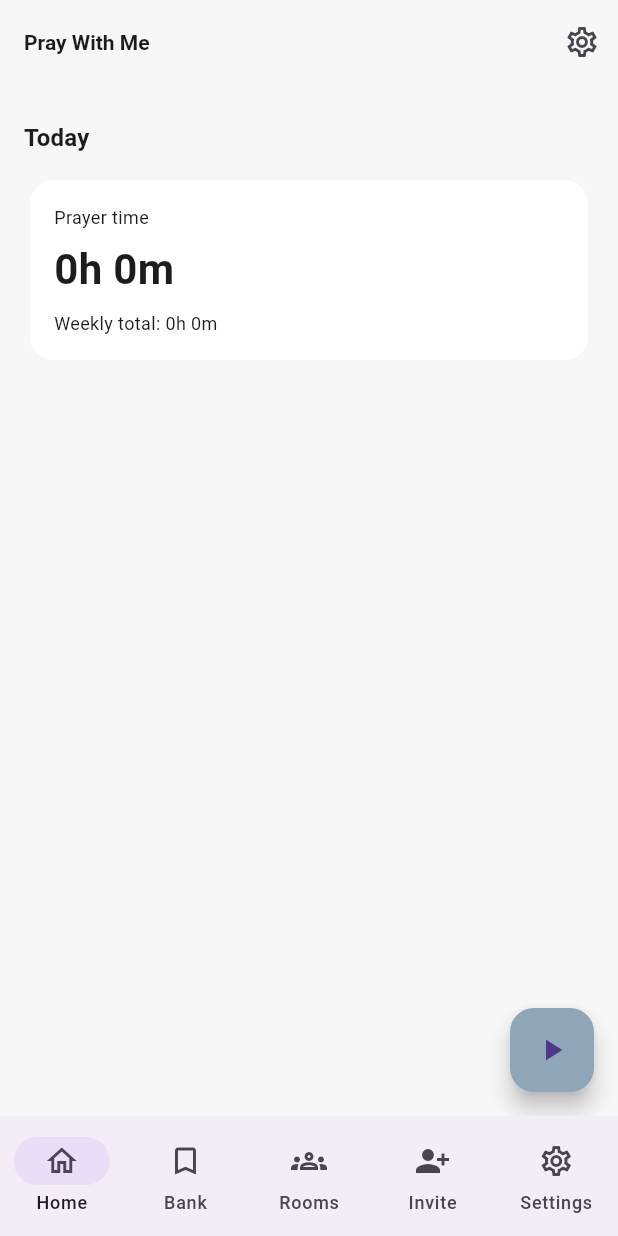
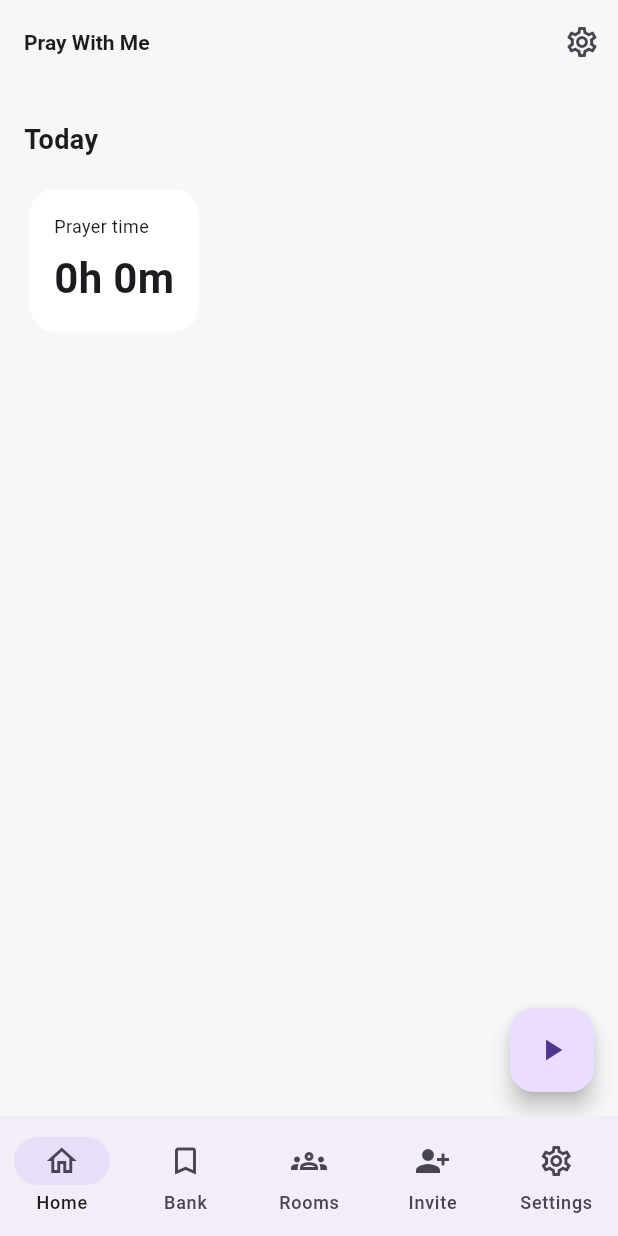
Before and after one commit to thisscribe000/PRAYER, a Flutter app: the screen it shows after launch, on a phone screen of 412 x 824 dp. Run offline on Flutter 3.47's test engine with Material 3 defaults, Android fonts, the phone set to English and light mode, and no system bars; our stand-ins replace flutter_riverpod, go_router; statements that could not run were skipped.

Commit message:
fix: home screen consumer + session total

```diff
--- a/lib/features/home/presentation/home_screen.dart
+++ b/lib/features/home/presentation/home_screen.dart
@@ -1,12 +1,15 @@
 import 'package:flutter/material.dart';
+import 'package:flutter_riverpod/flutter_riverpod.dart';
 import 'package:go_router/go_router.dart';
 
-class HomeScreen extends StatelessWidget {
+import '../../session/domain/session_controller.dart';
+
+class HomeScreen extends ConsumerWidget {
   const HomeScreen({super.key});
 
   @override
-  Widget build(BuildContext context) {
-    final theme = Theme.of(context);
+  Widget build(BuildContext context, WidgetRef ref) {
+    final session = ref.watch(sessionProvider);
 
     return Scaffold(
       appBar: AppBar(
@@ -16,47 +19,43 @@ class HomeScreen extends StatelessWidget {
         ),
         actions: [
           IconButton(
-            onPressed: () {
-              // We will wire real settings later
-              context.push('/settings');
-            },
+            onPressed: () => context.push('/settings'),
             icon: const Icon(Icons.settings_outlined),
           ),
         ],
       ),
-
       body: SafeArea(
-        child: ListView(
+        child: Padding(
           padding: const EdgeInsets.all(16),
+          child: Column(
+            crossAxisAlignment: CrossAxisAlignment.start,
             children: [
               const SizedBox(height: 8),
-            Text(
+              const Text(
                 'Today',
-              style: theme.textTheme.titleMedium?.copyWith(
+                style: TextStyle(
+                  fontSize: 18,
                   fontWeight: FontWeight.w600,
                 ),
               ),
-            const SizedBox(height: 12),
-
+              const SizedBox(height: 16),
               Card(
                 child: Padding(
                   padding: const EdgeInsets.all(16),
                   child: Column(
                     crossAxisAlignment: CrossAxisAlignment.start,
-                  children: const [
-                    Text(
+                    children: [
+                      const Text(
                         'Prayer time',
                         style: TextStyle(fontSize: 12),
                       ),
-                    SizedBox(height: 6),
+                      const SizedBox(height: 6),
                       Text(
-                      '0h 0m',
-                      style: TextStyle(fontSize: 28, fontWeight: FontWeight.w700),
+                        _formatDuration(session.todayTotal),
+                        style: const TextStyle(
+                          fontSize: 28,
+                          fontWeight: FontWeight.w700,
                         ),
-                    SizedBox(height: 8),
-                    Text(
-                      'Weekly total: 0h 0m',
-                      style: TextStyle(fontSize: 12),
                       ),
                     ],
                   ),
@@ -65,11 +64,9 @@ class HomeScreen extends StatelessWidget {
             ],
           ),
         ),
-
-      // ✅ FAB opens Pray Now page
+      ),
       floatingActionButton: FloatingActionButton(
         onPressed: () => context.push('/pray'),
-        backgroundColor: const Color(0xFF8FA6B8), // your Primary (light mode)
         shape: RoundedRectangleBorder(
           borderRadius: BorderRadius.circular(16),
         ),
@@ -77,4 +74,10 @@ class HomeScreen extends StatelessWidget {
       ),
     );
   }
+
+  String _formatDuration(Duration d) {
+    final hours = d.inHours;
+    final minutes = d.inMinutes.remainder(60);
+    return "${hours}h ${minutes}m";
   }
+}
```
Lines whose indentation alone changed are shown as unchanged.
